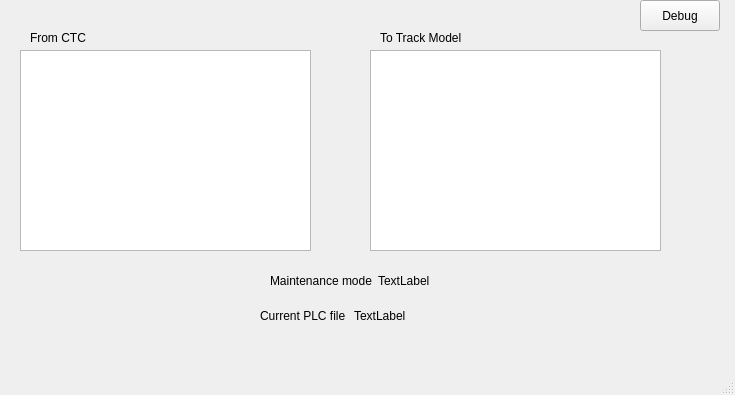
First picture: the form in TrackController/wsmainwindow.ui, repository shamuraii/ECE1140, before the edit.
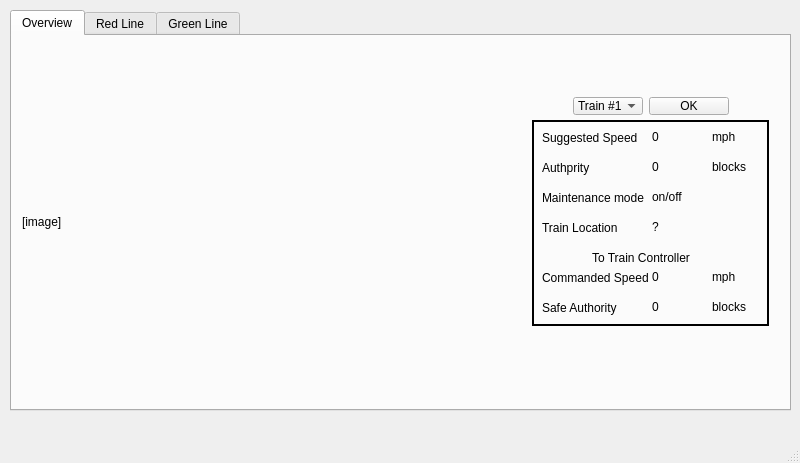
Second picture: the form after the edit. The open tabs and pages were chosen to show the change.

```diff
--- a/TrackController/wsmainwindow.ui
+++ b/TrackController/wsmainwindow.ui
@@ -6,124 +6,603 @@
    <rect>
     <x>0</x>
     <y>0</y>
-    <width>735</width>
-    <height>395</height>
+    <width>800</width>
+    <height>463</height>
    </rect>
   </property>
   <property name="windowTitle">
    <string>Wayside Controllers</string>
   </property>
   <widget class="QWidget" name="centralwidget">
-   <widget class="QLabel" name="label_4">
+   <widget class="QTabWidget" name="tabWidget">
     <property name="geometry">
      <rect>
-      <x>30</x>
-      <y>30</y>
-      <width>81</width>
-      <height>16</height>
+      <x>10</x>
+      <y>10</y>
+      <width>781</width>
+      <height>401</height>
      </rect>
     </property>
-    <property name="text">
-     <string>From CTC</string>
+    <property name="currentIndex">
+     <number>1</number>
     </property>
-   </widget>
-   <widget class="QLabel" name="label_5">
-    <property name="geometry">
-     <rect>
-      <x>380</x>
-      <y>30</y>
-      <width>91</width>
-      <height>16</height>
-     </rect>
-    </property>
-    <property name="text">
-     <string>To Track Model</string>
-    </property>
-   </widget>
-   <widget class="QTableWidget" name="ctc_info">
-    <property name="geometry">
-     <rect>
-      <x>20</x>
-      <y>50</y>
-      <width>291</width>
-      <height>201</height>
-     </rect>
-    </property>
-   </widget>
-   <widget class="QWidget" name="layoutWidget">
-    <property name="geometry">
-     <rect>
-      <x>260</x>
-      <y>290</y>
-      <width>181</width>
-      <height>51</height>
-     </rect>
-    </property>
-    <layout class="QHBoxLayout" name="horizontalLayout">
-     <item>
-      <widget class="QLabel" name="label">
+    <widget class="QWidget" name="overview_tab">
+     <attribute name="title">
+      <string>Overview</string>
+     </attribute>
+     <widget class="QLabel" name="track_image">
+      <property name="geometry">
+       <rect>
+        <x>10</x>
+        <y>10</y>
+        <width>441</width>
+        <height>351</height>
+       </rect>
+      </property>
+      <property name="text">
+       <string>[image]</string>
+      </property>
+     </widget>
+     <widget class="QFrame" name="frame">
+      <property name="geometry">
+       <rect>
+        <x>520</x>
+        <y>84</y>
+        <width>237</width>
+        <height>206</height>
+       </rect>
+      </property>
+      <property name="frameShape">
+       <enum>QFrame::Box</enum>
+      </property>
+      <property name="lineWidth">
+       <number>2</number>
+      </property>
+      <widget class="QLabel" name="label_11">
+       <property name="geometry">
+        <rect>
+         <x>180</x>
+         <y>180</y>
+         <width>47</width>
+         <height>13</height>
+        </rect>
+       </property>
        <property name="text">
-        <string>Current PLC file</string>
+        <string>blocks</string>
        </property>
       </widget>
-     </item>
-     <item>
-      <widget class="QLabel" name="plc_file">
+      <widget class="QLabel" name="safe_authority">
+       <property name="geometry">
+        <rect>
+         <x>120</x>
+         <y>180</y>
+         <width>47</width>
+         <height>13</height>
+        </rect>
+       </property>
        <property name="text">
-        <string>TextLabel</string>
+        <string>0</string>
        </property>
       </widget>
-     </item>
-    </layout>
-   </widget>
-   <widget class="QWidget" name="horizontalLayoutWidget">
-    <property name="geometry">
-     <rect>
-      <x>270</x>
-      <y>270</y>
-      <width>160</width>
-      <height>21</height>
-     </rect>
-    </property>
-    <layout class="QHBoxLayout" name="horizontalLayout_2">
-     <item>
+      <widget class="QLabel" name="label_6">
+       <property name="geometry">
+        <rect>
+         <x>10</x>
+         <y>150</y>
+         <width>111</width>
+         <height>16</height>
+        </rect>
+       </property>
+       <property name="text">
+        <string>Commanded Speed</string>
+       </property>
+      </widget>
+      <widget class="QLabel" name="commanded_speed">
+       <property name="geometry">
+        <rect>
+         <x>120</x>
+         <y>150</y>
+         <width>47</width>
+         <height>13</height>
+        </rect>
+       </property>
+       <property name="text">
+        <string>0</string>
+       </property>
+      </widget>
+      <widget class="QLabel" name="label_5">
+       <property name="geometry">
+        <rect>
+         <x>60</x>
+         <y>130</y>
+         <width>101</width>
+         <height>16</height>
+        </rect>
+       </property>
+       <property name="text">
+        <string>To Train Controller</string>
+       </property>
+      </widget>
+      <widget class="QLabel" name="label_7">
+       <property name="geometry">
+        <rect>
+         <x>10</x>
+         <y>180</y>
+         <width>91</width>
+         <height>16</height>
+        </rect>
+       </property>
+       <property name="text">
+        <string>Safe Authority</string>
+       </property>
+      </widget>
+      <widget class="QLabel" name="label_10">
+       <property name="geometry">
+        <rect>
+         <x>180</x>
+         <y>150</y>
+         <width>47</width>
+         <height>13</height>
+        </rect>
+       </property>
+       <property name="text">
+        <string>mph</string>
+       </property>
+      </widget>
+      <widget class="QLabel" name="label_8">
+       <property name="geometry">
+        <rect>
+         <x>180</x>
+         <y>40</y>
+         <width>47</width>
+         <height>13</height>
+        </rect>
+       </property>
+       <property name="text">
+        <string>blocks</string>
+       </property>
+      </widget>
+      <widget class="QLabel" name="suggested_speed">
+       <property name="geometry">
+        <rect>
+         <x>120</x>
+         <y>10</y>
+         <width>47</width>
+         <height>13</height>
+        </rect>
+       </property>
+       <property name="text">
+        <string>0</string>
+       </property>
+      </widget>
+      <widget class="QLabel" name="label_9">
+       <property name="geometry">
+        <rect>
+         <x>180</x>
+         <y>10</y>
+         <width>47</width>
+         <height>13</height>
+        </rect>
+       </property>
+       <property name="text">
+        <string>mph</string>
+       </property>
+      </widget>
+      <widget class="QLabel" name="label_3">
+       <property name="geometry">
+        <rect>
+         <x>10</x>
+         <y>40</y>
+         <width>81</width>
+         <height>16</height>
+        </rect>
+       </property>
+       <property name="text">
+        <string>Authprity</string>
+       </property>
+      </widget>
+      <widget class="QLabel" name="authority">
+       <property name="geometry">
+        <rect>
+         <x>120</x>
+         <y>40</y>
+         <width>47</width>
+         <height>13</height>
+        </rect>
+       </property>
+       <property name="text">
+        <string>0</string>
+       </property>
+      </widget>
       <widget class="QLabel" name="label_2">
+       <property name="geometry">
+        <rect>
+         <x>10</x>
+         <y>10</y>
+         <width>111</width>
+         <height>16</height>
+        </rect>
+       </property>
+       <property name="text">
+        <string>Suggested Speed</string>
+       </property>
+      </widget>
+      <widget class="QLabel" name="label_4">
+       <property name="geometry">
+        <rect>
+         <x>10</x>
+         <y>70</y>
+         <width>111</width>
+         <height>16</height>
+        </rect>
+       </property>
        <property name="text">
         <string>Maintenance mode</string>
        </property>
       </widget>
-     </item>
-     <item>
-      <widget class="QLabel" name="maintmode">
+      <widget class="QLabel" name="maintenance_mode">
+       <property name="geometry">
+        <rect>
+         <x>120</x>
+         <y>70</y>
+         <width>47</width>
+         <height>13</height>
+        </rect>
+       </property>
        <property name="text">
-        <string>TextLabel</string>
+        <string>on/off</string>
        </property>
       </widget>
-     </item>
-    </layout>
-   </widget>
-   <widget class="QPushButton" name="debug_button">
-    <property name="geometry">
-     <rect>
-      <x>640</x>
-      <y>0</y>
-      <width>80</width>
-      <height>31</height>
-     </rect>
-    </property>
-    <property name="text">
-     <string>Debug</string>
-    </property>
-   </widget>
-   <widget class="QTableWidget" name="trackmodel_info">
-    <property name="geometry">
-     <rect>
-      <x>370</x>
-      <y>50</y>
-      <width>291</width>
-      <height>201</height>
-     </rect>
-    </property>
+      <widget class="QLabel" name="label">
+       <property name="geometry">
+        <rect>
+         <x>10</x>
+         <y>100</y>
+         <width>91</width>
+         <height>16</height>
+        </rect>
+       </property>
+       <property name="text">
+        <string>Train Location</string>
+       </property>
+      </widget>
+      <widget class="QLabel" name="train_location">
+       <property name="geometry">
+        <rect>
+         <x>120</x>
+         <y>100</y>
+         <width>47</width>
+         <height>13</height>
+        </rect>
+       </property>
+       <property name="text">
+        <string>?</string>
+       </property>
+      </widget>
+     </widget>
+     <widget class="QComboBox" name="comboBox">
+      <property name="geometry">
+       <rect>
+        <x>561</x>
+        <y>61</y>
+        <width>70</width>
+        <height>18</height>
+       </rect>
+      </property>
+      <item>
+       <property name="text">
+        <string>Train #1</string>
+       </property>
+      </item>
+      <item>
+       <property name="text">
+        <string>Train #2</string>
+       </property>
+      </item>
+      <item>
+       <property name="text">
+        <string>Train #3</string>
+       </property>
+      </item>
+     </widget>
+     <widget class="QPushButton" name="pushButton">
+      <property name="geometry">
+       <rect>
+        <x>637</x>
+        <y>61</y>
+        <width>80</width>
+        <height>18</height>
+       </rect>
+      </property>
+      <property name="text">
+       <string>OK</string>
+      </property>
+     </widget>
+    </widget>
+    <widget class="QWidget" name="red_line_tab">
+     <attribute name="title">
+      <string>Red Line</string>
+     </attribute>
+     <widget class="QLabel" name="red_line">
+      <property name="geometry">
+       <rect>
+        <x>9</x>
+        <y>9</y>
+        <width>441</width>
+        <height>351</height>
+       </rect>
+      </property>
+      <property name="text">
+       <string>[image]</string>
+      </property>
+     </widget>
+     <widget class="QWidget" name="layoutWidget">
+      <property name="geometry">
+       <rect>
+        <x>530</x>
+        <y>80</y>
+        <width>201</width>
+        <height>212</height>
+       </rect>
+      </property>
+      <layout class="QGridLayout" name="gridLayout">
+       <item row="1" column="0">
+        <widget class="QPushButton" name="red_b">
+         <property name="text">
+          <string>B (blocks 8-13)</string>
+         </property>
+        </widget>
+       </item>
+       <item row="5" column="0">
+        <widget class="QPushButton" name="red_f">
+         <property name="text">
+          <string>F (blocks 31-36)</string>
+         </property>
+        </widget>
+       </item>
+       <item row="4" column="0">
+        <widget class="QPushButton" name="red_e">
+         <property name="text">
+          <string>E (blocks 25-30)</string>
+         </property>
+        </widget>
+       </item>
+       <item row="0" column="0">
+        <widget class="QPushButton" name="red_a">
+         <property name="text">
+          <string>A (blocks 1-7)</string>
+         </property>
+        </widget>
+       </item>
+       <item row="6" column="0">
+        <widget class="QPushButton" name="red_g">
+         <property name="text">
+          <string>G (blocks 37-42)</string>
+         </property>
+        </widget>
+       </item>
+       <item row="2" column="0">
+        <widget class="QPushButton" name="red_c">
+         <property name="text">
+          <string>C (blocks 14-19)</string>
+         </property>
+        </widget>
+       </item>
+       <item row="3" column="0">
+        <widget class="QPushButton" name="red_d">
+         <property name="text">
+          <string>D (blocks 20-24)</string>
+         </property>
+        </widget>
+       </item>
+       <item row="1" column="1">
+        <widget class="QPushButton" name="red_i">
+         <property name="text">
+          <string>I (blocks 47-51)</string>
+         </property>
+        </widget>
+       </item>
+       <item row="3" column="1">
+        <widget class="QPushButton" name="red_k">
+         <property name="text">
+          <string>K (blocks 57-62)</string>
+         </property>
+        </widget>
+       </item>
+       <item row="0" column="1">
+        <widget class="QPushButton" name="red_h">
+         <property name="text">
+          <string>H (blocks 43-46)</string>
+         </property>
+        </widget>
+       </item>
+       <item row="4" column="1">
+        <widget class="QPushButton" name="red_l">
+         <property name="text">
+          <string>L (blocks 63-69)</string>
+         </property>
+        </widget>
+       </item>
+       <item row="5" column="1">
+        <widget class="QPushButton" name="red_m">
+         <property name="text">
+          <string>M (blocks 70-76)</string>
+         </property>
+        </widget>
+       </item>
+       <item row="2" column="1">
+        <widget class="QPushButton" name="red_j">
+         <property name="text">
+          <string>J (blocks 52-56)</string>
+         </property>
+        </widget>
+       </item>
+      </layout>
+     </widget>
+    </widget>
+    <widget class="QWidget" name="tab_3">
+     <attribute name="title">
+      <string>Green Line</string>
+     </attribute>
+     <widget class="QLabel" name="green_line">
+      <property name="geometry">
+       <rect>
+        <x>9</x>
+        <y>9</y>
+        <width>441</width>
+        <height>351</height>
+       </rect>
+      </property>
+      <property name="text">
+       <string>[image]</string>
+      </property>
+     </widget>
+     <widget class="QWidget" name="layoutWidget">
+      <property name="geometry">
+       <rect>
+        <x>530</x>
+        <y>40</y>
+        <width>201</width>
+        <height>266</height>
+       </rect>
+      </property>
+      <layout class="QGridLayout" name="gridLayout_2">
+       <item row="1" column="1">
+        <widget class="QPushButton" name="green_l">
+         <property name="text">
+          <string>L (blocks 82-89)</string>
+         </property>
+        </widget>
+       </item>
+       <item row="4" column="0">
+        <widget class="QPushButton" name="green_e">
+         <property name="text">
+          <string>E (blocks 27-33)</string>
+         </property>
+        </widget>
+       </item>
+       <item row="5" column="0">
+        <widget class="QPushButton" name="green_f">
+         <property name="text">
+          <string>F (blocks 34-41)</string>
+         </property>
+        </widget>
+       </item>
+       <item row="6" column="1">
+        <widget class="QPushButton" name="green_q">
+         <property name="text">
+          <string>Q (blocks 124-132)</string>
+         </property>
+        </widget>
+       </item>
+       <item row="4" column="1">
+        <widget class="QPushButton" name="green_o">
+         <property name="text">
+          <string>O (blocks 107-115)</string>
+         </property>
+        </widget>
+       </item>
+       <item row="2" column="1">
+        <widget class="QPushButton" name="green_m">
+         <property name="text">
+          <string>M (blocks 90-98)</string>
+         </property>
+        </widget>
+       </item>
+       <item row="2" column="0">
+        <widget class="QPushButton" name="green_c">
+         <property name="text">
+          <string>C (blocks 14-19)</string>
+         </property>
+        </widget>
+       </item>
+       <item row="0" column="0">
+        <widget class="QPushButton" name="green_a">
+         <property name="text">
+          <string>A (blocks 1-6)</string>
+         </property>
+        </widget>
+       </item>
+       <item row="7" column="0">
+        <widget class="QPushButton" name="green_h">
+         <property name="text">
+          <string>H (blocks 50-58)</string>
+         </property>
+        </widget>
+       </item>
+       <item row="5" column="1">
+        <widget class="QPushButton" name="green_p">
+         <property name="text">
+          <string>P (blocks 116-123)</string>
+         </property>
+        </widget>
+       </item>
+       <item row="7" column="1">
+        <widget class="QPushButton" name="green_r">
+         <property name="text">
+          <string>R (blocks 133-141)</string>
+         </property>
+        </widget>
+       </item>
+       <item row="0" column="1">
+        <widget class="QPushButton" name="green_k">
+         <property name="text">
+          <string>K (blocks 74-81)</string>
+         </property>
+        </widget>
+       </item>
+       <item row="9" column="1">
+        <widget class="QPushButton" name="green_s">
+         <property name="text">
+          <string>S (blocks 142-150)</string>
+         </property>
+        </widget>
+       </item>
+       <item row="9" column="0">
+        <widget class="QPushButton" name="green_i">
+         <property name="text">
+          <string>I (blocks 59-65)</string>
+         </property>
+        </widget>
+       </item>
+       <item row="3" column="1">
+        <widget class="QPushButton" name="green_n">
+         <property name="text">
+          <string>N (blocks 99-106)</string>
+         </property>
+        </widget>
+       </item>
+       <item row="1" column="0">
+        <widget class="QPushButton" name="green_b">
+         <property name="text">
+          <string>B (blocks 7-13)</string>
+         </property>
+        </widget>
+       </item>
+       <item row="6" column="0">
+        <widget class="QPushButton" name="green_g">
+         <property name="text">
+          <string>G (blocks 42-49)</string>
+         </property>
+        </widget>
+       </item>
+       <item row="3" column="0">
+        <widget class="QPushButton" name="green_d">
+         <property name="text">
+          <string>D (blocks 20-26)</string>
+         </property>
+        </widget>
+       </item>
+       <item row="10" column="0">
+        <widget class="QPushButton" name="green_j">
+         <property name="text">
+          <string>J (blocks 66-73)</string>
+         </property>
+        </widget>
+       </item>
+      </layout>
+     </widget>
+    </widget>
    </widget>
   </widget>
   <widget class="QMenuBar" name="menubar">
```
Left out of the diff: 2 changed lines with no effect on the pictures.
